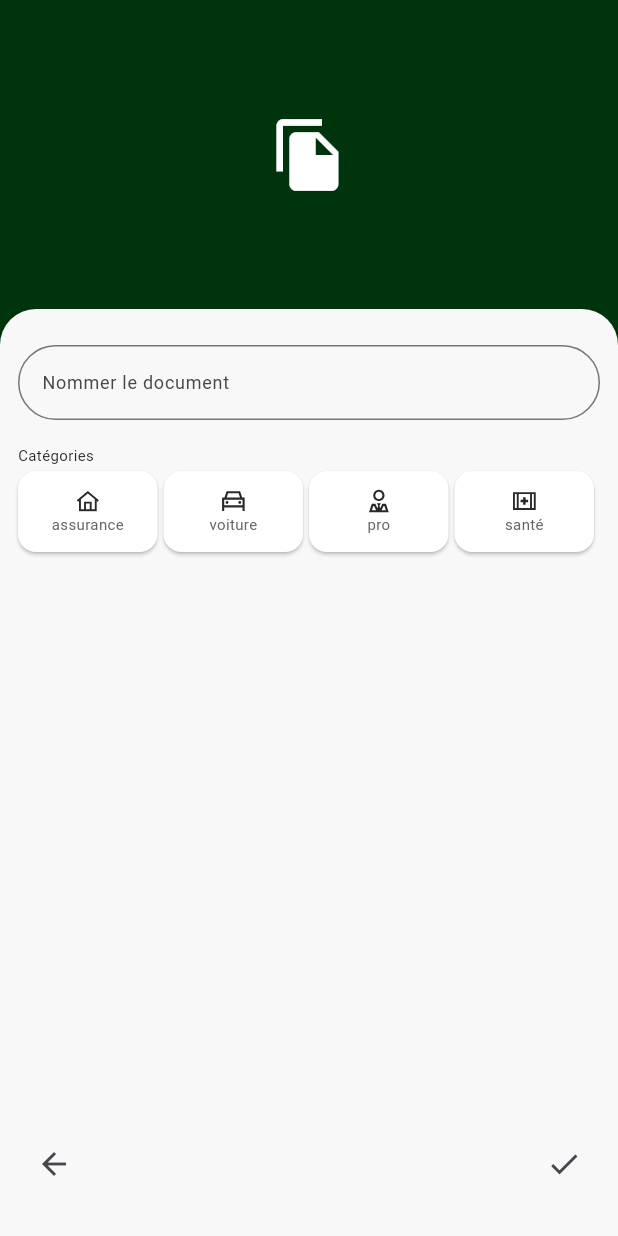
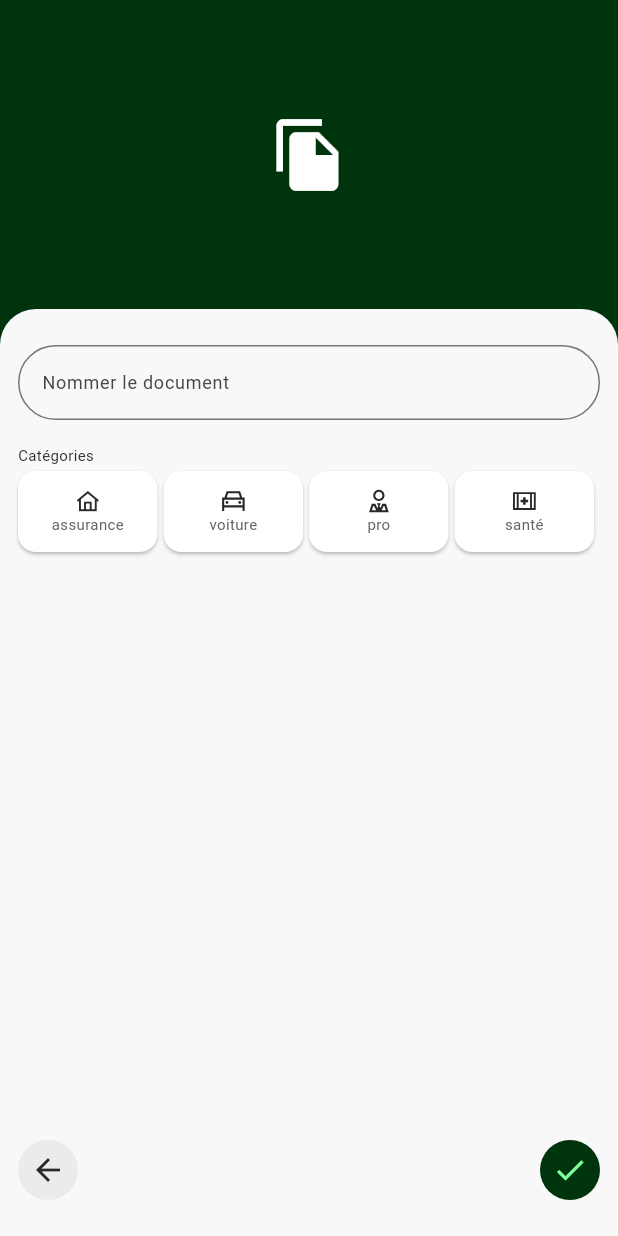
Before and after one commit to Xhya/cheni, a Flutter app: the CreateDocumentScreen screen opened directly, on a phone screen of 412 x 824 dp. Run offline on Flutter 3.47's test engine with Material 3 defaults, Android fonts, the phone set to English and light mode, and no system bars; our stand-ins replace file_picker, firebase_core, firebase_messaging, flutter_secure_storage, flutter_svg, loading_animation_widget and 3 more; missing offline and left inert: back_button_interceptor, cunning_document_scanner, dart_date; accounts and stored records are empty; Roboto replaces fonts that are missing (Barlow).

Commit message:
custom button type

```diff
--- a/lib/widgets/custom/NewDocument.widget.dart
+++ b/lib/widgets/custom/NewDocument.widget.dart
@@ -55,12 +55,14 @@ class _NewDocumentWidgetState extends State<NewDocumentWidget> {
               children: [
                 CustomButton(
                   state: CustomButtonState(
+                    type: ButtonTypeEnum.tonal,
                     icon: Icons.arrow_back,
                     onClick: () {},
                   ),
                 ),
                 CustomButton(
                   state: CustomButtonState(
+                    type: ButtonTypeEnum.filled,
                     icon: Icons.check,
                     onClick: () async {
                       await onSubmitNewDocument();
--- a/lib/widgets/generic/CustomButton.widget.dart
+++ b/lib/widgets/generic/CustomButton.widget.dart
@@ -1,14 +1,18 @@
 import 'package:cheni/utils/CheniColors.dart';
 import 'package:flutter/material.dart';
 
+enum ButtonTypeEnum { outlined, tonal, filled, link }
+
 class CustomButtonState {
   late VoidCallback onClick;
+  ButtonTypeEnum type;
   String? text;
   IconData? icon;
   Widget? iconWidget;
 
   CustomButtonState({
     required this.onClick,
+    required this.type,
     this.text,
     this.icon,
     this.iconWidget,
@@ -29,6 +33,13 @@ class _CustomButtonState extends State<CustomButton> {
 
   @override
   Widget build(BuildContext context) {
+    var backgroundColor = widget.state.type == ButtonTypeEnum.filled
+        ? CheniColors().background.two
+        : CheniColors().background.four;
+    var foregroundColor = widget.state.type == ButtonTypeEnum.filled
+        ? CheniColors().text.secondary
+        : CheniColors().text.black;
+
     if (widget.state.text != null && widget.state.iconWidget == null) {
       return TextButton(
         onPressed: widget.state.onClick,
@@ -99,9 +110,14 @@ class _CustomButtonState extends State<CustomButton> {
         ),
       );
     } else if (widget.state.icon != null) {
-      return IconButton(
-        onPressed: widget.state.onClick,
-        icon: Icon(widget.state.icon!),
+      return CircleAvatar(
+        radius: 20,
+        backgroundColor: backgroundColor,
+        child: IconButton(
+          onPressed: widget.state.onClick,
+          icon: Icon(widget.state.icon!),
+          color: foregroundColor,
+        ),
       );
     } else {
       return const SizedBox();
```
